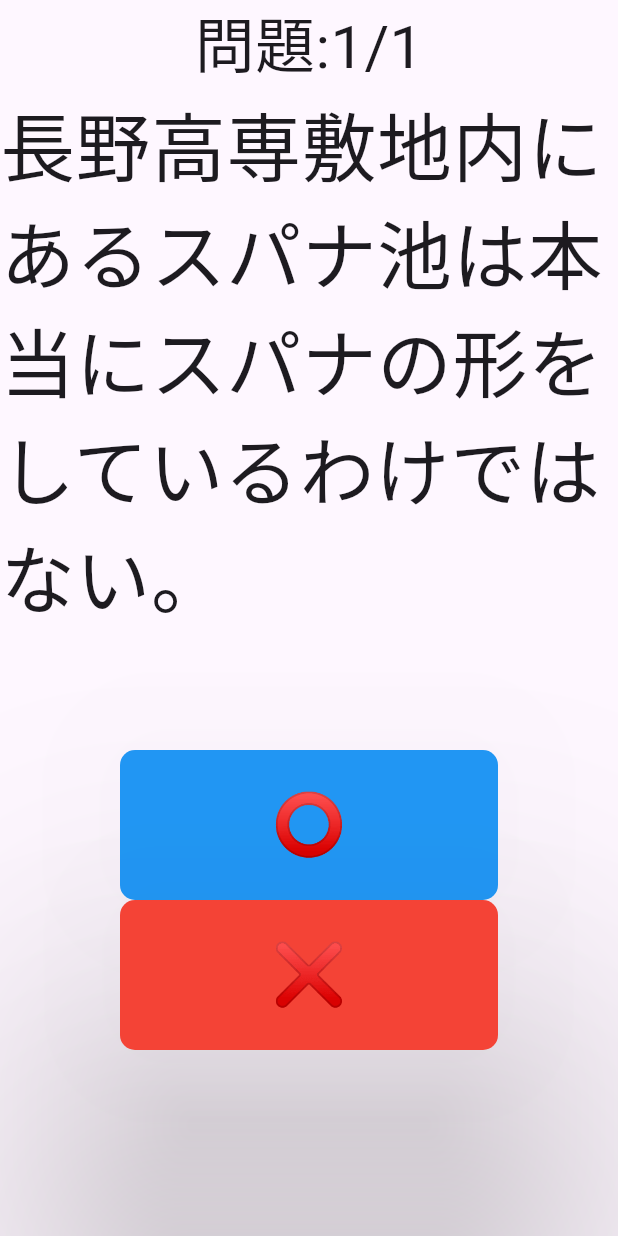
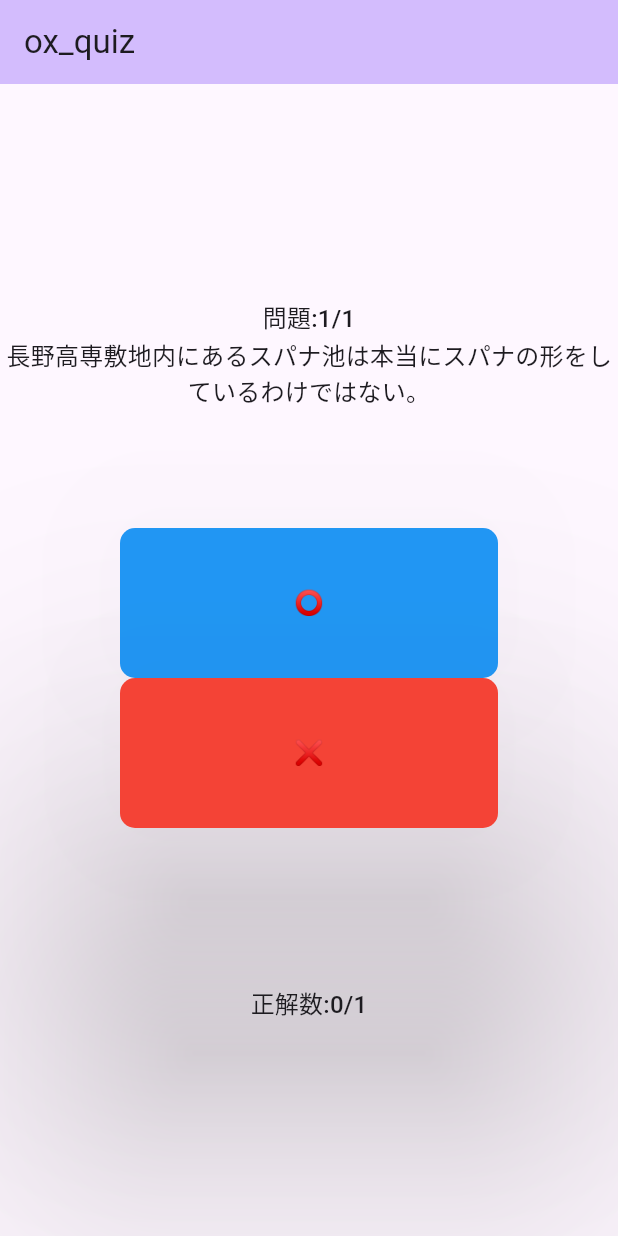
Before and after one commit to Shun2439/ox_quiz, a Flutter app: the screen it shows after launch, on a phone screen of 412 x 824 dp. Run offline on Flutter 3.47's test engine with Material 3 defaults, Android fonts, the phone set to English and light mode, and no system bars; our stand-ins replace csv.

Commit message:
Play ground (#1)
* :white_check_mark:/text size

* :white_check_mark: update

```diff
--- a/lib/main.dart
+++ b/lib/main.dart
@@ -1,16 +1,26 @@
+//csvの読み込みをするために使う？
+import 'dart:async';
+import 'dart:math';
+
+//csvのパッケージ
+import 'package:csv/csv.dart';
+
+import 'package:flutter/services.dart';
 import 'package:flutter/material.dart';
-import 'dart:async';
-import 'package:csv/csv.dart';
-import 'package:flutter/services.dart';
 
 void main() {
   runApp(const MyApp());
 }
 
-//csvの読み込み
+//csvの読み込みをする関数
 Future<List<List<dynamic>>> loadCsvData() async {
+  //生のデータを読む（？）
   final csvData = await rootBundle.loadString('assets/quiz.csv');
+
+  //データを切り分けて扱いやすいようにする
   List<List<dynamic>> questions = const CsvToListConverter().convert(csvData);
+
+  //データを返す
   return questions;
 }
 
@@ -39,8 +49,16 @@ class MyHomePage extends StatefulWidget {
   State<MyHomePage> createState() => _MyHomePageState();
 }
 
+class ScaleSize {
+  static double textScaleFactor(BuildContext context,
+      {double maxTextScaleFactor = 2}) {
+    final width = MediaQuery.of(context).size.width;
+    double val = (width / 1400) * maxTextScaleFactor;
+    return max(1, min(val, maxTextScaleFactor));
+  }
+}
+
 class _MyHomePageState extends State<MyHomePage> {
-  //[[ほげほげ, 1], [ふがふが, 0], [ふぉー, 1]]
   List<List<dynamic>> questions = [];
 
   int currentQuestion = 0;
@@ -87,11 +105,12 @@ class _MyHomePageState extends State<MyHomePage> {
 
   @override
   Widget build(BuildContext context) {
+    // ignore: prefer_typing_uninitialized_variables
     return Scaffold(
-      // appBar: AppBar(
-      //   backgroundColor: Theme.of(context).colorScheme.inversePrimary,
-      //   title: Text(widget.title),
-      // ),
+      appBar: AppBar(
+        backgroundColor: Theme.of(context).colorScheme.inversePrimary,
+        title: Text(widget.title),
+      ),
       body: (questions.isEmpty)
           //読み込むまでまつ
           ? const CircularProgressIndicator()
@@ -102,15 +121,17 @@ class _MyHomePageState extends State<MyHomePage> {
                 //開始ボタン
                 Text(
                   '問題:${currentQuestion + 1}/${questions.length}',
-                  style: const TextStyle(
-                    fontSize: 40,
-                  ),
+                  style: Theme.of(context).textTheme.titleMedium,
+                  textAlign: TextAlign.center,
+                  // ignore: deprecated_member_use
+                  textScaleFactor: ScaleSize.textScaleFactor(context),
                 ),
                 Text(
                   '${questions[currentQuestion][0]}',
-                  style: const TextStyle(
-                    fontSize: 50,
-                  ),
+                  style: Theme.of(context).textTheme.titleMedium,
+                  textAlign: TextAlign.center,
+                  // ignore: deprecated_member_use
+                  textScaleFactor: ScaleSize.textScaleFactor(context),
                 ),
                 ButtonBar(
                     alignment: MainAxisAlignment.center,
@@ -146,11 +167,12 @@ class _MyHomePageState extends State<MyHomePage> {
                                   });
                                 }
                               : null,
-                          child: const Text(
+                          child: Text(
                             '⭕',
-                            style: TextStyle(
-                              fontSize: 40,
-                            ),
+                            style: Theme.of(context).textTheme.titleMedium,
+                            textAlign: TextAlign.center,
+                            // ignore: deprecated_member_use
+                            textScaleFactor: ScaleSize.textScaleFactor(context),
                           ),
                         ),
                       ),
@@ -181,28 +203,37 @@ class _MyHomePageState extends State<MyHomePage> {
                                   });
                                 }
                               : null,
-                          child: const Text(
+                          child: Text(
                             '❌',
-                            style: TextStyle(
-                              fontSize: 40,
-                            ),
+                            style: Theme.of(context).textTheme.titleMedium,
+                            textAlign: TextAlign.center,
+                            // ignore: deprecated_member_use
+                            textScaleFactor: ScaleSize.textScaleFactor(context),
                           ),
                         ),
                       ),
                     ]),
-                if (showAnsText)
+                Text(
+                  ansText,
+                  style: Theme.of(context).textTheme.titleMedium,
+                  textAlign: TextAlign.center,
+                  // ignore: deprecated_member_use
+                  textScaleFactor: ScaleSize.textScaleFactor(context),
+                ),
+                if (showEndMessage)
                   Text(
-                    ansText,
-                    style: const TextStyle(fontSize: 40),
-                  ),
-                if (showEndMessage)
-                  const Text(
                     'クイズが終了しました\nF5を押してください',
-                    style: TextStyle(fontSize: 40),
+                    style: Theme.of(context).textTheme.titleMedium,
+                    textAlign: TextAlign.center,
+                    // ignore: deprecated_member_use
+                    textScaleFactor: ScaleSize.textScaleFactor(context),
                   ),
                 Text(
                   '正解数:$correctCount/${questions.length}',
-                  style: const TextStyle(fontSize: 40),
+                  style: Theme.of(context).textTheme.titleMedium,
+                  textAlign: TextAlign.center,
+                  // ignore: deprecated_member_use
+                  textScaleFactor: ScaleSize.textScaleFactor(context),
                 ),
               ],
             ),
```
Also changed, not shown: .github/workflows/github-pages.yaml, pubspec.lock, 1 other file.
